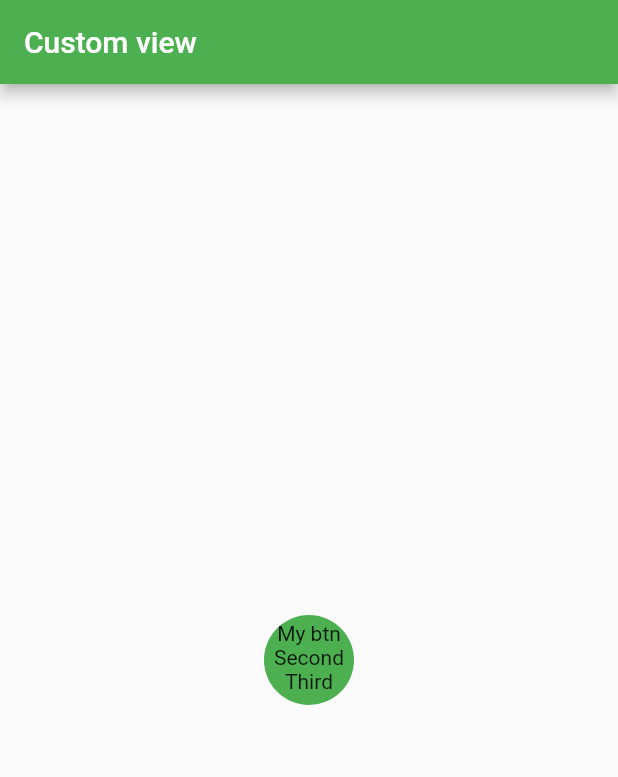
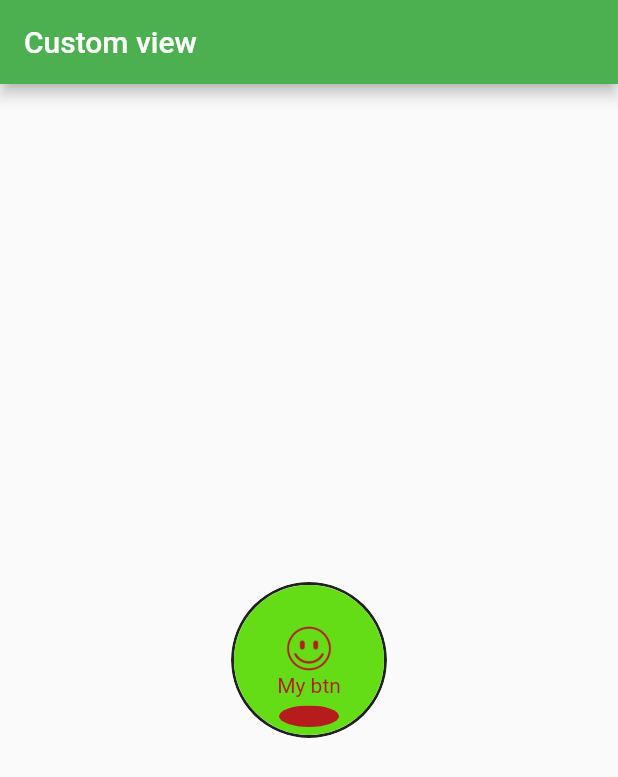
Before and after one commit to IvanTyurin/smile_app, a Flutter app: the screen it shows after launch, on a phone screen of 412 x 824 dp. Shown: the top 777 px of the screen. Run offline on Flutter 3.47's test engine with Material 2 defaults, Android fonts, the phone set to English and light mode, and no system bars.

Commit message:
Implemented custom button class. Takes in values: name, size, colors.

```diff
--- a/lib/SmileButton.dart
+++ b/lib/SmileButton.dart
@@ -3,12 +3,20 @@ import 'package:flutter/material.dart';
 class SmileButton extends StatefulWidget {
   final double buttonSize;
   final String title;
+  final Color filColor;
+  final Color activeColor;
+  final Color accentColor;
   final bool isEnabled;
+
 
   SmileButton({
     Key key,
     this.buttonSize,
     this.title,
+    this.accentColor,
+    this.filColor,
+    this.activeColor,
+
     @required this.isEnabled
   }) : super(key: key);
 
@@ -19,39 +27,103 @@ class SmileButton extends StatefulWidget {
 }
 
 class _SmileButtonState extends State<SmileButton> {
-  String _buttonTitle = "";
-  double _trueButtonSize = 60;
+  bool onTaped = false;
+
+  String _buttonTitle;
+  double _trueButtonSize;
+  Color _buttonFilColor;
+  Color _buttonAccentColor;
 
   @override
   Widget build(BuildContext context) {
-    if(widget.buttonSize > 60) _trueButtonSize = widget.buttonSize;
-    if(widget.title != null) _buttonTitle = widget.title;
+    _buttonSetup();
 
     return Container(
       child: GestureDetector(
-        onTap: () { print("Hi!!"); },
+        onTap: _onButtonTap,
         child: ClipOval(
           child: Container(
-            color: Colors.green,
+            decoration: BoxDecoration(
+              border: Border.all(
+                width: 2.0,
+                color: Colors.black87,
+              ),
+              borderRadius: BorderRadius.all(Radius.circular((_trueButtonSize+4)/2))
+            ),
+            child: ClipOval(
+              child: _buttonBodyBuilder(),
+            ),
+          )
+        ),
+      )
+    );
+  }
+
+  Widget _buttonBodyBuilder() {
+    return Container(
+      color: _buttonFilColor,
       height: _trueButtonSize,
       width: _trueButtonSize,
       child: Column(
+        mainAxisAlignment: MainAxisAlignment.end,
         children: [
           Container(
             constraints: BoxConstraints(
-                      minHeight: _trueButtonSize/3
+              minHeight: _trueButtonSize/3,
             ),
-                  child: Text('$_buttonTitle'),
+            child: Image(
+              image: AssetImage('assets/happy.png'),
+              height: _trueButtonSize/3,
+              color: _buttonAccentColor,
+            ),
             alignment: Alignment.bottomCenter,
           ),
-                Text('Second'),
-                Text('Third'),
+          Container(
+            height: 16,
+            child: Text(
+              '$_buttonTitle',
+              style: TextStyle(
+                  color: _buttonAccentColor
+              ),
+            ),
+            alignment: Alignment.bottomCenter,
+          ),
+          Container(
+            constraints: BoxConstraints(
+                minHeight: _trueButtonSize/4
+            ),
+            child: ClipOval(
+              child: Container(
+                width: _trueButtonSize/2.5,
+                height: _trueButtonSize/7,
+                color: _buttonAccentColor,
+              ),
+            ),
+            alignment: Alignment.center,
+          ),
         ],
       ),
-          ),
-        ),
-      )
     );
+  }
+
+  void _buttonSetup() {
+    (widget.buttonSize > 60) ? _trueButtonSize = widget.buttonSize : _trueButtonSize = 60;
+    (widget.title != null) ? _buttonTitle = widget.title : _buttonTitle = "";
+    (widget.filColor != null) ? _buttonFilColor = widget.filColor : _buttonFilColor = Colors.lightGreenAccent.shade700;
+    (widget.accentColor != null) ? _buttonAccentColor = widget.accentColor : _buttonAccentColor = Colors.red.shade900;
+    if(onTaped) {
+      (widget.accentColor != null) ? _buttonAccentColor = widget.accentColor : _buttonAccentColor = Colors.white54;
+    } else {
+      (widget.accentColor != null) ? _buttonAccentColor = widget.accentColor : _buttonAccentColor = Colors.red.shade900;
+    }
+  }
+
+  void _onButtonTap() {
+    print("Hi!!");
+    onTaped = !onTaped;
+    setState(() {
+      _buttonSetup();
+    });
   }
 }
 
--- a/lib/main.dart
+++ b/lib/main.dart
@@ -36,7 +36,7 @@ class _MyHomePageState extends State<MyHomePage> {
         child: Column(
           mainAxisAlignment: MainAxisAlignment.center,
           children: <Widget>[
-            SmileButton(buttonSize: 60, title: "My btn", isEnabled: false),
+            SmileButton(buttonSize: 100, title: "My btn", isEnabled: false),
           ],
         ),
       ),
--- a/pubspec.yaml
+++ b/pubspec.yaml
@@ -24,7 +24,6 @@ dependencies:
   flutter:
     sdk: flutter
 
-
   # The following adds the Cupertino Icons font to your application.
   # Use with the CupertinoIcons class for iOS style icons.
   cupertino_icons: ^0.1.3
@@ -48,7 +47,8 @@ flutter:
   # assets:
   #   - images/a_dot_burr.jpeg
   #   - images/a_dot_ham.jpeg
-
+  assets:
+    - assets/
   # An image asset can refer to one or more resolution-specific "variants", see
   # https://flutter.dev/assets-and-images/#resolution-aware.
 
```
Also changed, not shown: assets/happy.png (added). Lines whose indentation alone changed are shown as unchanged.
